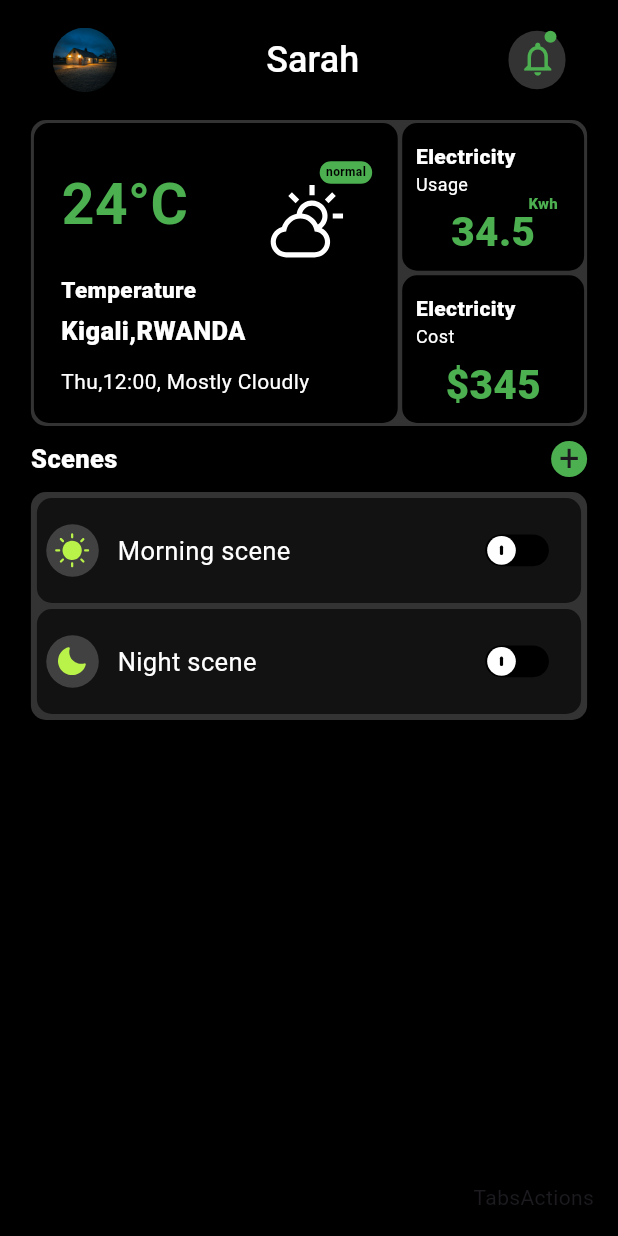
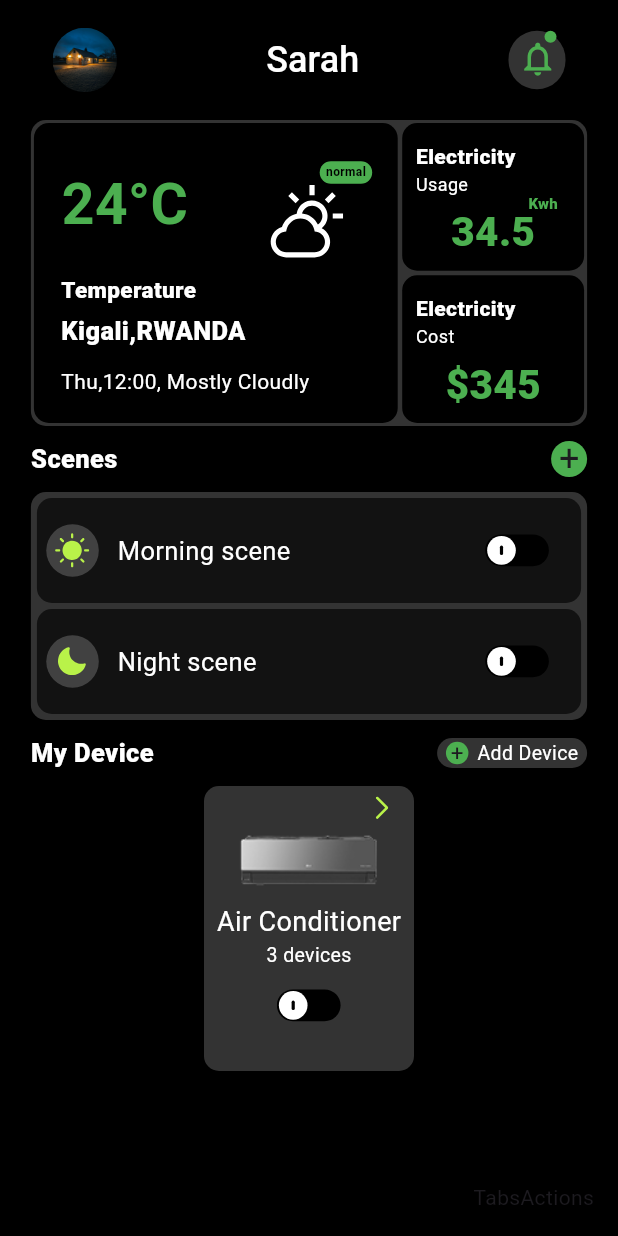
Before and after one commit to Tuyisenge2/E-commrcer-SPA-flutter, a Flutter app: the Dashboard screen opened by its route, on a phone screen of 412 x 824 dp. Run offline on Flutter 3.47's test engine with Material 3 defaults, Android fonts, the phone set to English and light mode, and no system bars; our stand-ins replace flutter_svg, go_router.

Commit message:
feat -dashhboard home in process

```diff
--- /dev/null
+++ b/lib/components/device_card.dart
@@ -0,0 +1,38 @@
+import 'package:flutter/material.dart';
+import 'package:flutter_svg/svg.dart';
+
+class DeviceCard extends StatelessWidget {
+  @override
+  Widget build(BuildContext context) {
+    return Container(
+      height: 190,
+      width: 140,
+      padding: EdgeInsets.all(7),
+      decoration: BoxDecoration(
+        color: Colors.white.withOpacity(0.2),
+        borderRadius: BorderRadius.circular(10),
+      ),
+      child: Column(
+        children: [
+          Padding(
+            padding: EdgeInsets.only(left: 98.0),
+            child: InkWell(child: SvgPicture.asset('assets/icons/less2.svg')),
+          ),
+          Image.asset('assets/images/AirCond.png'),
+          Text(
+            "Air Conditioner",
+            style: TextStyle(fontSize: 18, color: Colors.white),
+          ),
+          Text(
+            "3 devices",
+            style: TextStyle(fontSize: 13, color: Colors.white),
+          ),
+          IconButton(
+            onPressed: () {},
+            icon: SvgPicture.asset('assets/icons/toggleButton.svg'),
+          ),
+        ],
+      ),
+    );
+  }
+}
--- a/lib/components/plus_button.dart
+++ b/lib/components/plus_button.dart
@@ -1,19 +1,22 @@
 import 'package:flutter/material.dart';
 
 class PlusButton extends StatelessWidget {
+  final double height;
+  final double width;
+  const PlusButton({required this.height, required this.width});
   @override
   Widget build(BuildContext context) {
     return InkWell(
       onTap: () {},
       child: Container(
-        height: 24,
-        width: 24,
+        height: height,
+        width: width,
         decoration: BoxDecoration(
           color: Colors.green,
           borderRadius: BorderRadius.circular(50),
         ),
         child: Center(
-          child: Text('+', style: TextStyle(height: 1, fontSize: 24)),
+          child: Text('+', style: TextStyle(height: 1, fontSize: height)),
         ),
       ),
     );
--- a/lib/pages/Dashboard/dashboard.dart
+++ b/lib/pages/Dashboard/dashboard.dart
@@ -1,5 +1,6 @@
 import 'package:flutter/material.dart';
 import 'package:flutter_svg/svg.dart';
+import 'package:new_app/components/device_card.dart';
 import 'package:new_app/components/nav_bar.dart';
 import 'package:new_app/components/plus_button.dart';
 import 'package:new_app/components/responsive_text.dart';
@@ -331,7 +332,7 @@ class Dashboard extends StatelessWidget {
                         fontWeight: FontWeight.w800,
                       ),
                     ),
-                    PlusButton(),
+                    PlusButton(height: 24, width: 24),
                   ],
                 ),
                 SizedBox(height: 10),
@@ -353,9 +354,44 @@ class Dashboard extends StatelessWidget {
                         sceneMess: 'Night scene',
                         iconPath: 'assets/icons/moon.svg',
                         togglePath: 'assets/icons/toggleButton.svg',
-                      ),                    ],
+                      ),
+                    ],
                   ),
                 ),
+                SizedBox(height: 10),
+                Row(
+                  mainAxisAlignment: MainAxisAlignment.spaceBetween,
+                  children: [
+                    Text(
+                      'My Device',
+                      style: TextStyle(
+                        color: Colors.white,
+                        fontSize: 17,
+                        fontWeight: FontWeight.w800,
+                      ),
+                    ),
+                    Container(
+                      height: 20,
+                      width: 100,
+                      decoration: BoxDecoration(
+                        color: Colors.white.withOpacity(0.2),
+                        borderRadius: BorderRadius.circular(20),
+                      ),
+                      child: Row(
+                        mainAxisAlignment: MainAxisAlignment.spaceEvenly,
+                        children: [
+                          PlusButton(height: 15, width: 15),
+                          Text(
+                            'Add Device',
+                            style: TextStyle(color: Colors.white, fontSize: 13),
+                          ),
+                        ],
+                      ),
+                    ),
+                  ],
+                ),
+                SizedBox(height: 10),
+                DeviceCard(),
               ],
             ),
           ),
--- a/pubspec.yaml
+++ b/pubspec.yaml
@@ -57,7 +57,8 @@ flutter:
     - assets/icons/moon.svg
     - assets/icons/sun.svg
     - assets/icons/toggleButton.svg
-
+    - assets/images/AirCond.png
+    - assets/icons/less2.svg
 
 
   # fonts:
```
Also changed, not shown: assets/icons/less2.svg (added), assets/images/AirCond.png (added).
